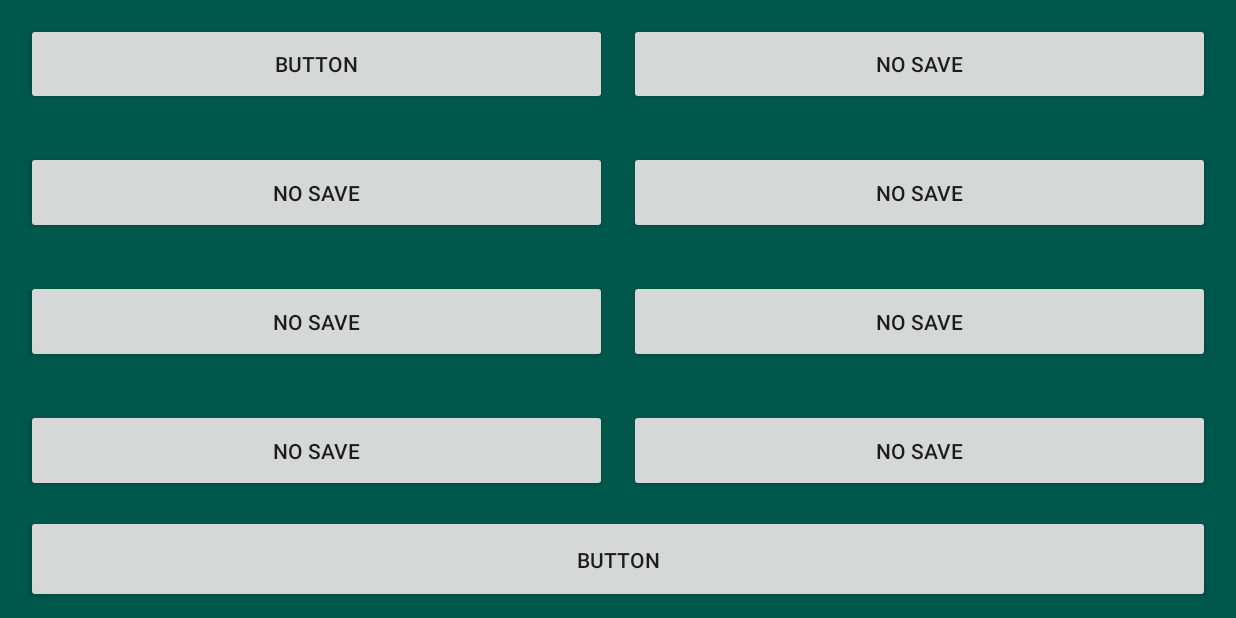
After one commit to WinterAnimosus/PekxGoblinKingOfMerchants, an Android app: the SaveLoadActivity screen opened directly, with no data from a screen before it, on a phone screen of 824 x 412 dp (held sideways). The commit adds this screen. Run offline under Robolectric (Android 15) with nearby library versions, the phone set to English and light mode, and no system bars.

```diff
--- a/Pekx/app/src/main/AndroidManifest.xml
+++ b/Pekx/app/src/main/AndroidManifest.xml
@@ -10,7 +10,7 @@
         android:supportsRtl="true"
         android:theme="@style/AppTheme">
         <activity
-            android:name=".SaveActivity"
+            android:name=".SaveLoadActivity"
             android:screenOrientation="landscape" />
         <activity
             android:name=".MenuActivity"
--- /dev/null
+++ b/Pekx/app/src/main/java/com/winter/pekx/BaseActivity.java
@@ -0,0 +1,69 @@
+package com.winter.pekx;
+
+import android.content.Context;
+import android.support.v7.app.AppCompatActivity;
+import android.content.SharedPreferences;
+
+public class BaseActivity extends AppCompatActivity {
+    public void onStart() {
+        super.onStart();
+        try {
+            SharedPreferences settings =
+                    getSharedPreferences("com.winter.pekx", Context.MODE_PRIVATE);
+            // Get the font size option.  We use "FONT_SIZE" as the key.
+            // Make sure to use this key when you set the value in SharedPreferences.
+            // We specify "12" as the default value, if it does not exist.
+            String fontSizePref = settings.getString("FONT_SIZE", "12");
+
+            // Select the proper theme ID.
+            // These will correspond to your theme names as defined in themes.xml.
+            int themeID = R.style.FontSize8;
+
+            if (fontSizePref == "6") {
+                themeID = R.style.FontSize6;
+            }
+            else if (fontSizePref == "7") {
+                themeID = R.style.FontSize7;
+            }
+            else if (fontSizePref == "8") {
+                themeID = R.style.FontSize8;
+            }
+            else if (fontSizePref == "9") {
+                themeID = R.style.FontSize9;
+            }
+            else if (fontSizePref == "10") {
+                themeID = R.style.FontSize10;
+            }
+            else if (fontSizePref == "11") {
+                themeID = R.style.FontSize11;
+            }
+            else if (fontSizePref == "12") {
+                themeID = R.style.FontSize12;
+            }
+            else if (fontSizePref == "13") {
+                themeID = R.style.FontSize13;
+            }
+            else if (fontSizePref == "14") {
+                themeID = R.style.FontSize14;
+            }
+            else if (fontSizePref == "15") {
+                themeID = R.style.FontSize15;
+            }
+            else if (fontSizePref == "16") {
+                themeID = R.style.FontSize16;
+            }
+            else if (fontSizePref == "17") {
+                themeID = R.style.FontSize17;
+            }
+            else if (fontSizePref == "18") {
+                themeID = R.style.FontSize18;
+            }
+
+            // Set the theme for the activity.
+            setTheme(themeID);
+        }
+        catch (Exception ex) {
+            ex.printStackTrace();
+        }
+    }
+}
--- a/Pekx/app/src/main/java/com/winter/pekx/MenuActivity.java
+++ b/Pekx/app/src/main/java/com/winter/pekx/MenuActivity.java
@@ -7,7 +7,7 @@
 import android.view.View;
 import android.widget.Button;
 
-public class MenuActivity extends AppCompatActivity {
+public class MenuActivity extends BaseActivity {
 
     @Override
     protected void onCreate(Bundle savedInstanceState) {
--- a/Pekx/app/src/main/java/com/winter/pekx/PlayActivity.java
+++ b/Pekx/app/src/main/java/com/winter/pekx/PlayActivity.java
@@ -7,7 +7,7 @@
 import android.widget.Button;
 import android.widget.ImageButton;
 
-public class PlayActivity extends AppCompatActivity {
+public class PlayActivity extends BaseActivity {
 
     @Override
     protected void onCreate(Bundle savedInstanceState) {
--- /dev/null
+++ b/Pekx/app/src/main/java/com/winter/pekx/SaveLoadActivity.java
@@ -0,0 +1,21 @@
+package com.winter.pekx;
+
+import android.support.v7.app.AppCompatActivity;
+import android.os.Bundle;
+
+public class SaveLoadActivity extends BaseActivity {
+
+    @Override
+    protected void onCreate(Bundle savedInstanceState) {
+        super.onCreate(savedInstanceState);
+        setContentView(R.layout.save_load_menu);
+
+//      Removes title bar.
+        getSupportActionBar().hide();
+//      Configures the buttons in the method below
+        configureButtons();
+    }
+
+    private void configureButtons(){
+    }
+}
--- a/Pekx/app/src/main/res/layout/in_game_menu.xml
+++ b/Pekx/app/src/main/res/layout/in_game_menu.xml
@@ -96,7 +96,7 @@
                     android:layout_marginRight="0dp"
                     android:layout_marginBottom="30dp"
                     android:layout_weight="3"
-                    android:text="Text Size: 5" />
+                    android:text="Text Size: 12" />
 
                 <Button
                     android:id="@+id/buttonMore"
--- a/Pekx/app/src/main/res/layout/main_menu.xml
+++ b/Pekx/app/src/main/res/layout/main_menu.xml
@@ -83,7 +83,7 @@
                     android:layout_marginTop="30dp"
                     android:layout_marginBottom="30dp"
                     android:layout_weight="3"
-                    android:text="Text Size: 5" />
+                    android:text="Text Size: 12" />
 
                 <Button
                     android:id="@+id/buttonMore"
--- /dev/null
+++ b/Pekx/app/src/main/res/values/themes.xml
@@ -0,0 +1,43 @@
+<?xml version="1.0" encoding="utf-8"?>
+<resources>
+    <style name="FontSize6">
+        <item name="android:textSize">6sp</item>
+    </style>
+    <style name="FontSize7">
+        <item name="android:textSize">7sp</item>
+    </style>
+    <style name="FontSize8">
+        <item name="android:textSize">8sp</item>
+    </style>
+    <style name="FontSize9">
+        <item name="android:textSize">9sp</item>
+    </style>
+    <style name="FontSize10">
+        <item name="android:textSize">10sp</item>
+    </style>
+    <style name="FontSize11">
+        <item name="android:textSize">11sp</item>
+    </style>
+    <style name="FontSize12">
+        <item name="android:textSize">12sp</item>
+    </style>
+    <style name="FontSize13">
+        <item name="android:textSize">13sp</item>
+    </style>
+    <style name="FontSize14">
+        <item name="android:textSize">14sp</item>
+    </style>
+    <style name="FontSize15">
+        <item name="android:textSize">15sp</item>
+    </style>
+    <style name="FontSize16">
+        <item name="android:textSize">16sp</item>
+    </style>
+    <style name="FontSize17">
+        <item name="android:textSize">17sp</item>
+    </style>
+    <style name="FontSize18">
+        <item name="android:textSize">18sp</item>
+    </style>
+
+</resources>
```
Also changed, not shown: Pekx/app/src/main/java/com/winter/pekx/MainActivity.java (+58 -3 lines), Pekx/app/src/main/java/com/winter/pekx/SaveActivity.java (deleted, +0 -12 lines).
